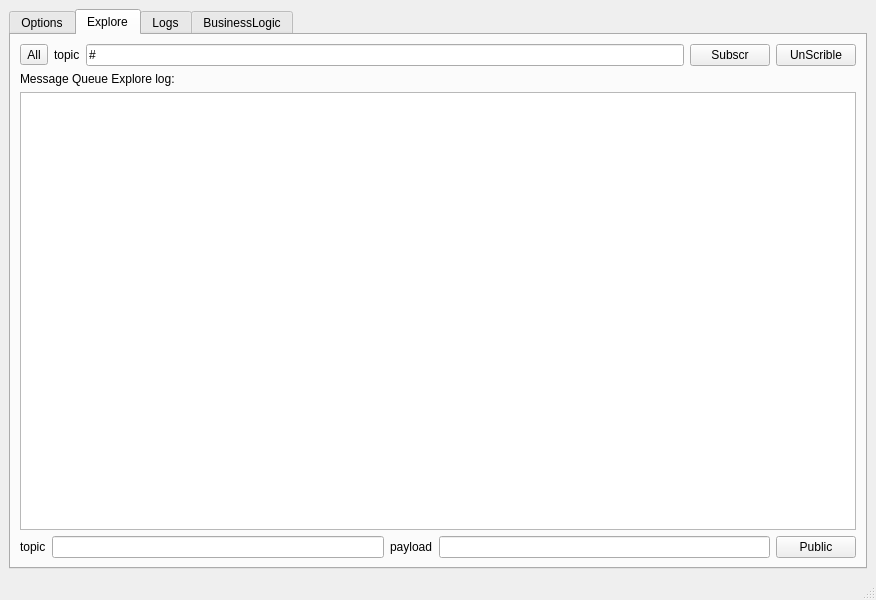
NetDm/NATSioBrowser, file NATSioBrowser/mainwindow.ui: the form before one commit.
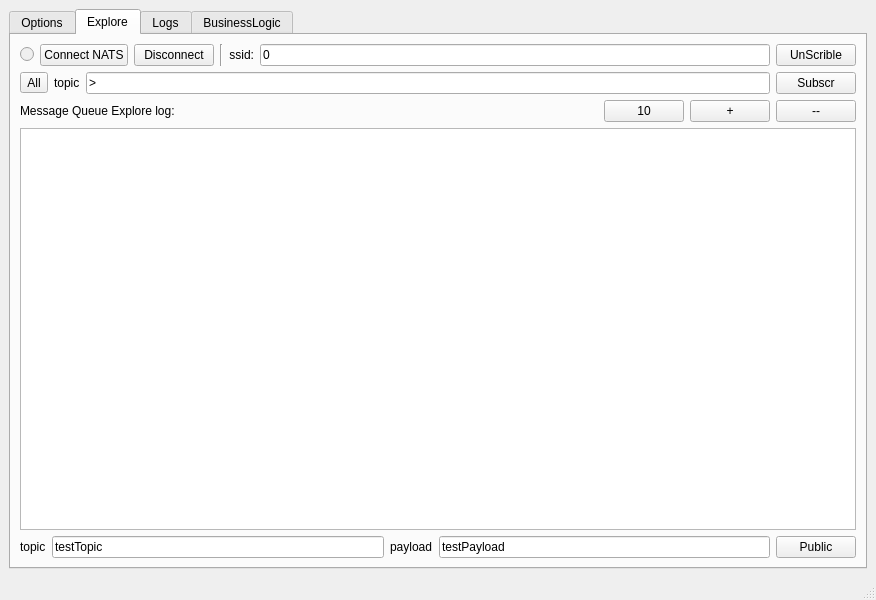
The form after the commit. The open tabs and pages were chosen to show the change.

Patch:
```diff
--- a/NATSioBrowser/mainwindow.ui
+++ b/NATSioBrowser/mainwindow.ui
@@ -201,6 +201,77 @@
        <layout class="QVBoxLayout" name="verticalLayout_2">
         <item>
          <layout class="QVBoxLayout" name="verticalLayout">
+          <item>
+           <layout class="QHBoxLayout" name="horizontalLayout_5">
+            <item>
+             <widget class="QRadioButton" name="wrStatusMQ">
+              <property name="enabled">
+               <bool>false</bool>
+              </property>
+              <property name="text">
+               <string/>
+              </property>
+              <property name="checkable">
+               <bool>true</bool>
+              </property>
+              <property name="checked">
+               <bool>false</bool>
+              </property>
+             </widget>
+            </item>
+            <item>
+             <widget class="QPushButton" name="wbConnect">
+              <property name="autoFillBackground">
+               <bool>false</bool>
+              </property>
+              <property name="text">
+               <string>Connect NATS</string>
+              </property>
+             </widget>
+            </item>
+            <item>
+             <widget class="QPushButton" name="wbClose">
+              <property name="text">
+               <string>Disconnect</string>
+              </property>
+             </widget>
+            </item>
+            <item>
+             <widget class="Line" name="line">
+              <property name="orientation">
+               <enum>Qt::Vertical</enum>
+              </property>
+             </widget>
+            </item>
+            <item>
+             <widget class="QLabel" name="label_12">
+              <property name="text">
+               <string>ssid:</string>
+              </property>
+              <property name="alignment">
+               <set>Qt::AlignRight|Qt::AlignTrailing|Qt::AlignVCenter</set>
+              </property>
+             </widget>
+            </item>
+            <item>
+             <widget class="QLineEdit" name="lineEdit_2">
+              <property name="inputMask">
+               <string>99999999999999999999</string>
+              </property>
+              <property name="text">
+               <string>0</string>
+              </property>
+             </widget>
+            </item>
+            <item>
+             <widget class="QPushButton" name="wbUnScrible">
+              <property name="text">
+               <string>UnScrible</string>
+              </property>
+             </widget>
+            </item>
+           </layout>
+          </item>
           <item>
            <layout class="QHBoxLayout" name="horizontalLayout_3">
             <item>
@@ -220,7 +291,7 @@
             <item>
              <widget class="QLineEdit" name="weTopicSub">
               <property name="text">
-               <string>#</string>
+               <string>&gt;</string>
               </property>
              </widget>
             </item>
@@ -231,24 +302,55 @@
               </property>
              </widget>
             </item>
+           </layout>
+          </item>
+          <item>
+           <layout class="QHBoxLayout" name="horizontalLayout_6">
             <item>
-             <widget class="QPushButton" name="wbUnScrible">
+             <widget class="QLabel" name="label_8">
               <property name="text">
-               <string>UnScrible</string>
+               <string>Message Queue Explore log:</string>
               </property>
              </widget>
             </item>
+            <item>
+             <spacer name="horizontalSpacer">
+              <property name="orientation">
+               <enum>Qt::Horizontal</enum>
+              </property>
+              <property name="sizeHint" stdset="0">
+               <size>
+                <width>40</width>
+                <height>20</height>
+               </size>
+              </property>
+             </spacer>
+            </item>
+            <item>
+             <widget class="QPushButton" name="sizeFornReser">
+              <property name="text">
+               <string>10</string>
+              </property>
+             </widget>
+            </item>
+            <item>
+             <widget class="QPushButton" name="sizeFontUp">
+              <property name="text">
+               <string>+</string>
+              </property>
+             </widget>
+            </item>
+            <item>
+             <widget class="QPushButton" name="sizeFontDn">
+              <property name="text">
+               <string>--</string>
+              </property>
+             </widget>
+            </item>
            </layout>
           </item>
           <item>
-           <widget class="QLabel" name="label_8">
-            <property name="text">
-             <string>Message Queue Explore log:</string>
-            </property>
-           </widget>
-          </item>
-          <item>
-           <widget class="QTextEdit" name="textEdit"/>
+           <widget class="QTextEdit" name="weOutputSubscr"/>
           </item>
           <item>
            <layout class="QHBoxLayout" name="horizontalLayout_4">
@@ -260,7 +362,11 @@
              </widget>
             </item>
             <item>
-             <widget class="QLineEdit" name="weTopicPub"/>
+             <widget class="QLineEdit" name="weTopicPub">
+              <property name="text">
+               <string>testTopic</string>
+              </property>
+             </widget>
             </item>
             <item>
              <widget class="QLabel" name="label_10">
@@ -270,7 +376,11 @@
              </widget>
             </item>
             <item>
-             <widget class="QLineEdit" name="lineEdit"/>
+             <widget class="QLineEdit" name="wePayload">
+              <property name="text">
+               <string>testPayload</string>
+              </property>
+             </widget>
             </item>
             <item>
              <widget class="QPushButton" name="wbPublic">
```
Left out of the diff: 21 changed lines with no effect on the pictures.
